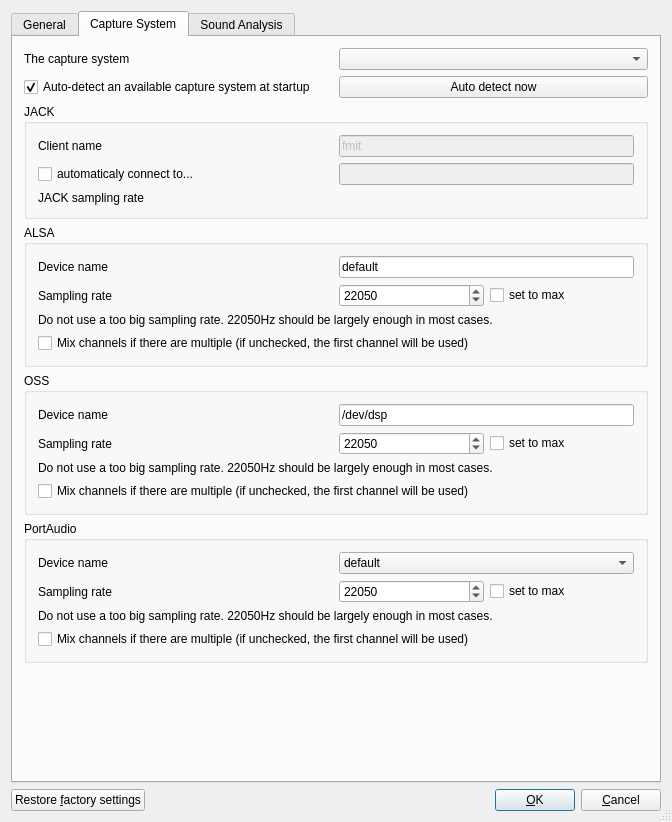
The window that ui/ConfigForm.ui (gillesdegottex/fmit) describes before a commit, drawn with Qt 5.
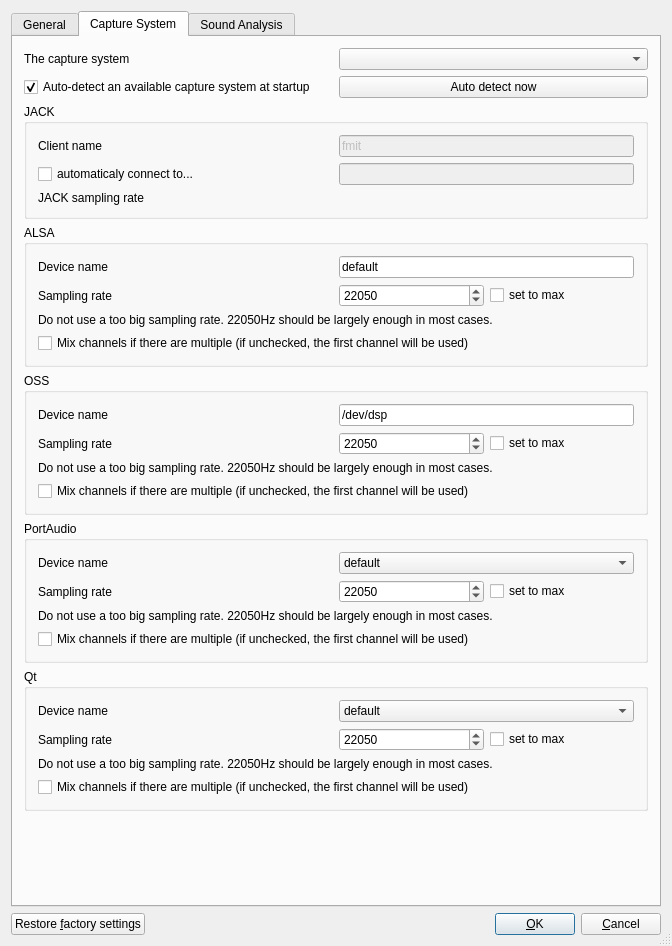
The same window after the commit. Icons and pictures are not drawn.

Patch:
```diff
--- a/ui/ConfigForm.ui
+++ b/ui/ConfigForm.ui
@@ -7,7 +7,7 @@
     <x>0</x>
     <y>0</y>
     <width>672</width>
-    <height>822</height>
+    <height>946</height>
    </rect>
   </property>
   <property name="windowTitle">
@@ -262,7 +262,7 @@
       <attribute name="title">
        <string>Capture System</string>
       </attribute>
-      <layout class="QVBoxLayout">
+      <layout class="QVBoxLayout" name="verticalLayout">
        <item>
         <layout class="QHBoxLayout">
          <item>
@@ -778,6 +778,118 @@
          </layout>
         </widget>
        </item>
+       <item>
+        <widget class="QGroupBox" name="ui_grpQt">
+         <property name="title">
+          <string>Qt</string>
+         </property>
+         <layout class="QVBoxLayout" name="_6">
+          <item>
+           <layout class="QHBoxLayout" name="_7">
+            <item>
+             <widget class="QLabel" name="textLabel1_10">
+              <property name="toolTip">
+               <string>The name of the PortAudio device to connect to</string>
+              </property>
+              <property name="whatsThis">
+               <string>The name of the PortAudio device to connect to</string>
+              </property>
+              <property name="text">
+               <string>Device name</string>
+              </property>
+             </widget>
+            </item>
+            <item>
+             <widget class="QComboBox" name="ui_cbQtDeviceName">
+              <property name="toolTip">
+               <string>The name of the PortAudio device to connect to</string>
+              </property>
+              <property name="whatsThis">
+               <string>The name of the PortAudio device to connect to</string>
+              </property>
+              <item>
+               <property name="text">
+                <string>default</string>
+               </property>
+              </item>
+             </widget>
+            </item>
+           </layout>
+          </item>
+          <item>
+           <layout class="QHBoxLayout" name="_8">
+            <item>
+             <widget class="QLabel" name="textLabel4_5">
+              <property name="toolTip">
+               <string>The chosen sampling rate.
+Do not use a too big sampling rate. 22050Hz should be enough in most cases.</string>
+              </property>
+              <property name="whatsThis">
+               <string>The chosen sampling rate.
+Do not use a too big sampling rate. 22050Hz should be enough in most cases.</string>
+              </property>
+              <property name="text">
+               <string>Sampling rate</string>
+              </property>
+             </widget>
+            </item>
+            <item>
+             <layout class="QHBoxLayout" name="horizontalLayout_4">
+              <item>
+               <widget class="QSpinBox" name="ui_spinQtSamplingRate">
+                <property name="toolTip">
+                 <string>The chosen sampling rate.
+Do not use a too big sampling rate. 22050Hz should be enough in most cases.</string>
+                </property>
+                <property name="whatsThis">
+                 <string>The chosen sampling rate.
+Do not use a too big sampling rate. 22050Hz should be enough in most cases.</string>
+                </property>
+                <property name="minimum">
+                 <number>8000</number>
+                </property>
+                <property name="maximum">
+                 <number>96000</number>
+                </property>
+                <property name="value">
+                 <number>22050</number>
+                </property>
+               </widget>
+              </item>
+              <item>
+               <widget class="QCheckBox" name="ui_chkQtSamplingRateMax">
+                <property name="toolTip">
+                 <string>Set the sampling rate to the maximum possible value.</string>
+                </property>
+                <property name="whatsThis">
+                 <string>Set the sampling rate to the maximum possible value.</string>
+                </property>
+                <property name="text">
+                 <string>set to max</string>
+                </property>
+               </widget>
+              </item>
+             </layout>
+            </item>
+           </layout>
+          </item>
+          <item>
+           <widget class="QLabel" name="textLabel1_5_2_2_4">
+            <property name="text">
+             <string>Do not use a too big sampling rate. 22050Hz should be largely enough in most cases.</string>
+            </property>
+           </widget>
+          </item>
+          <item>
+           <widget class="QCheckBox" name="ui_chkQtMixMultipleChannels">
+            <property name="text">
+             <string>Mix channels if there are multiple (if unchecked, the first channel will be used)</string>
+            </property>
+           </widget>
+          </item>
+         </layout>
+        </widget>
+       </item>
        <item>
         <spacer name="spacer6">
          <property name="orientation">
```
Left out of the diff: 15 changed lines with no effect on the pictures.
